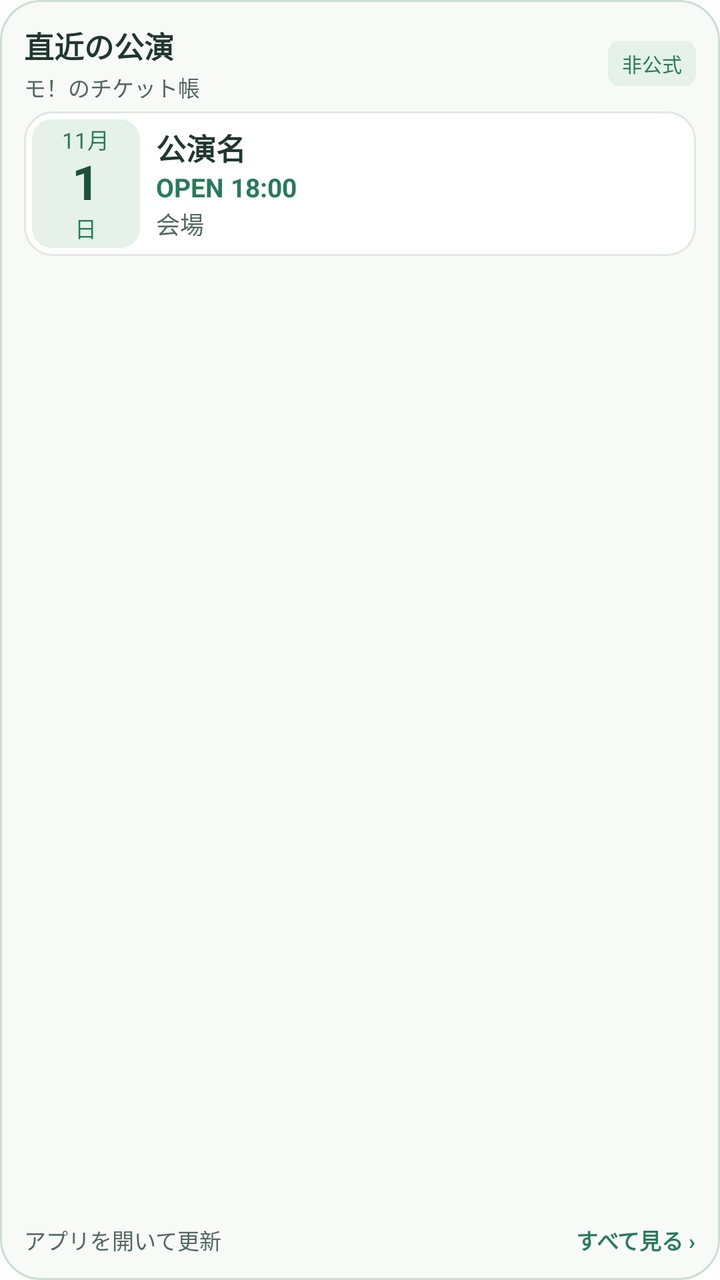
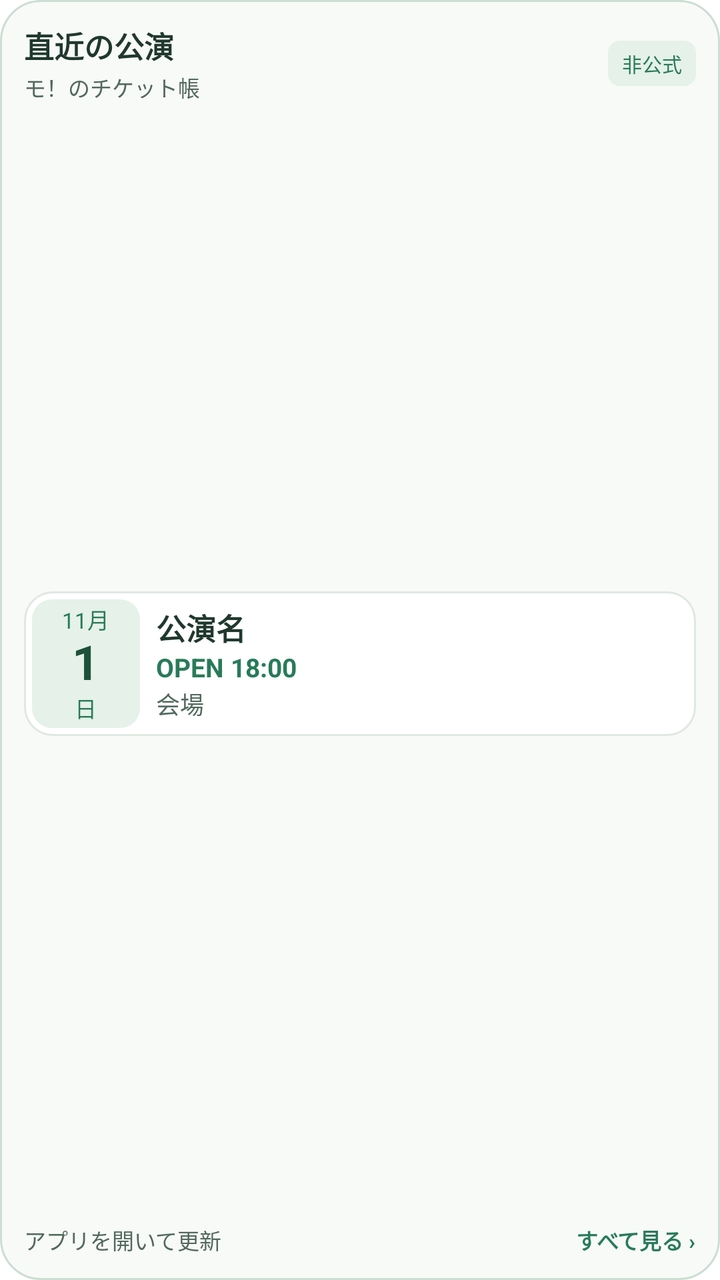

The first picture is an Android layout as it rendered before a commit; the second is the same layout after the commit. The layout source and the unified diff follow.
<!-- AndroidManifest.xml: fallback theme Theme.MaterialComponents.DayNight.NoActionBar -->
<!-- res/layout/ticket_widget.xml -->
<LinearLayout xmlns:android="http://schemas.android.com/apk/res/android" android:id="@+id/ticket_widget_root" android:layout_width="match_parent" android:layout_height="match_parent" android:orientation="vertical" android:padding="12dp" android:background="@drawable/ticket_widget_background">
  <LinearLayout android:layout_width="match_parent" android:layout_height="wrap_content" android:orientation="horizontal" android:gravity="center_vertical" android:layout_marginBottom="4dp">
    <LinearLayout android:layout_width="0dp" android:layout_weight="1" android:layout_height="wrap_content" android:orientation="vertical">
      <TextView android:id="@+id/ticket_widget_mode" android:layout_width="match_parent" android:layout_height="wrap_content" android:text="直近の公演" android:textColor="#20382D" android:textSize="15sp" android:textStyle="bold" android:includeFontPadding="false" android:maxLines="1" android:ellipsize="end"/>
      <TextView android:id="@+id/ticket_widget_heading" android:layout_width="match_parent" android:layout_height="wrap_content" android:text="モ！のチケット帳" android:textColor="#52695D" android:textSize="11sp" android:layout_marginTop="2dp" android:includeFontPadding="false" android:maxLines="1" android:ellipsize="end"/>
    </LinearLayout>
    <TextView android:layout_width="wrap_content" android:layout_height="wrap_content" android:text="非公式" android:textColor="#287B59" android:textSize="10sp" android:layout_marginLeft="8dp" android:paddingLeft="7dp" android:paddingRight="7dp" android:paddingTop="4dp" android:paddingBottom="4dp" android:includeFontPadding="false" android:background="@drawable/ticket_widget_tag"/>
  </LinearLayout>
  <TextView android:id="@+id/ticket_widget_empty" android:layout_width="match_parent" android:layout_height="wrap_content" android:minHeight="56dp" android:gravity="center_vertical" android:text="タップしてアプリで情報を取得" android:textColor="#52695D" android:textSize="14sp" android:padding="14dp" android:background="@drawable/ticket_widget_row" android:visibility="gone"/>
  <LinearLayout android:id="@+id/ticket_row_0" android:layout_width="match_parent" android:layout_height="wrap_content" android:orientation="horizontal" android:gravity="center_vertical" android:padding="4dp" android:layout_marginBottom="2dp" android:background="@drawable/ticket_widget_row">
    <LinearLayout android:id="@+id/ticket_date_0" android:layout_width="54dp" android:layout_height="wrap_content" android:minHeight="56dp" android:orientation="vertical" android:gravity="center" android:paddingTop="2dp" android:paddingBottom="2dp" android:background="@drawable/ticket_widget_date">
      <TextView android:id="@+id/ticket_month_0" android:maxLines="1" android:ellipsize="end" android:layout_width="wrap_content" android:layout_height="wrap_content" android:text="11月" android:textColor="#287B59" android:textSize="11sp" android:includeFontPadding="false"/>
      <TextView android:id="@+id/ticket_day_0" android:layout_width="wrap_content" android:layout_height="wrap_content" android:text="1" android:textColor="#1D5139" android:textSize="24sp" android:textStyle="bold" android:includeFontPadding="false"/>
      <TextView android:id="@+id/ticket_weekday_0" android:layout_width="wrap_content" android:layout_height="wrap_content" android:text="日" android:textColor="#287B59" android:textSize="11sp" android:includeFontPadding="false"/>
    </LinearLayout>
    <LinearLayout android:layout_width="0dp" android:layout_weight="1" android:layout_height="wrap_content" android:orientation="vertical" android:layout_marginLeft="8dp">
      <TextView android:id="@+id/ticket_title_0" android:layout_width="match_parent" android:layout_height="wrap_content" android:text="公演名" android:textColor="#20382D" android:textSize="15sp" android:textStyle="bold" android:maxLines="2" android:ellipsize="end" android:includeFontPadding="false" android:lineSpacingExtra="1dp"/>
      <TextView android:id="@+id/ticket_time_0" android:layout_width="match_parent" android:layout_height="wrap_content" android:text="OPEN 18:00" android:textColor="#287B59" android:textSize="13sp" android:textStyle="bold" android:layout_marginTop="2dp" android:maxLines="1" android:ellipsize="end" android:includeFontPadding="false"/>
      <TextView android:id="@+id/ticket_meta_0" android:layout_width="match_parent" android:layout_height="wrap_content" android:text="会場" android:textColor="#52695D" android:textSize="12sp" android:layout_marginTop="1dp" android:maxLines="1" android:ellipsize="end" android:includeFontPadding="false"/>
    </LinearLayout>
  </LinearLayout>
  <LinearLayout android:id="@+id/ticket_row_1" android:visibility="gone" android:layout_width="match_parent" android:layout_height="wrap_content" android:orientation="horizontal" android:gravity="center_vertical" android:padding="4dp" android:layout_marginBottom="2dp" android:background="@drawable/ticket_widget_row">
    <LinearLayout android:id="@+id/ticket_date_1" android:layout_width="54dp" android:layout_height="wrap_content" android:minHeight="56dp" android:orientation="vertical" android:gravity="center" android:paddingTop="2dp" android:paddingBottom="2dp" android:background="@drawable/ticket_widget_date">
      <TextView android:id="@+id/ticket_month_1" android:maxLines="1" android:ellipsize="end" android:layout_width="wrap_content" android:layout_height="wrap_content" android:text="11月" android:textColor="#287B59" android:textSize="11sp" android:includeFontPadding="false"/>
      <TextView android:id="@+id/ticket_day_1" android:layout_width="wrap_content" android:layout_height="wrap_content" android:text="1" android:textColor="#1D5139" android:textSize="24sp" android:textStyle="bold" android:includeFontPadding="false"/>
      <TextView android:id="@+id/ticket_weekday_1" android:layout_width="wrap_content" android:layout_height="wrap_content" android:text="日" android:textColor="#287B59" android:textSize="11sp" android:includeFontPadding="false"/>
    </LinearLayout>
    <LinearLayout android:layout_width="0dp" android:layout_weight="1" android:layout_height="wrap_content" android:orientation="vertical" android:layout_marginLeft="8dp">
      <TextView android:id="@+id/ticket_title_1" android:layout_width="match_parent" android:layout_height="wrap_content" android:text="公演名" android:textColor="#20382D" android:textSize="15sp" android:textStyle="bold" android:maxLines="2" android:ellipsize="end" android:includeFontPadding="false" android:lineSpacingExtra="1dp"/>
      <TextView android:id="@+id/ticket_time_1" android:layout_width="match_parent" android:layout_height="wrap_content" android:text="OPEN 18:00" android:textColor="#287B59" android:textSize="13sp" android:textStyle="bold" android:layout_marginTop="2dp" android:maxLines="1" android:ellipsize="end" android:includeFontPadding="false"/>
      <TextView android:id="@+id/ticket_meta_1" android:layout_width="match_parent" android:layout_height="wrap_content" android:text="会場" android:textColor="#52695D" android:textSize="12sp" android:layout_marginTop="1dp" android:maxLines="1" android:ellipsize="end" android:includeFontPadding="false"/>
    </LinearLayout>
  </LinearLayout>
  <LinearLayout android:id="@+id/ticket_row_2" android:visibility="gone" android:layout_width="match_parent" android:layout_height="wrap_content" android:orientation="horizontal" android:gravity="center_vertical" android:padding="4dp" android:layout_marginBottom="2dp" android:background="@drawable/ticket_widget_row">
    <LinearLayout android:id="@+id/ticket_date_2" android:layout_width="54dp" android:layout_height="wrap_content" android:minHeight="56dp" android:orientation="vertical" android:gravity="center" android:paddingTop="2dp" android:paddingBottom="2dp" android:background="@drawable/ticket_widget_date">
      <TextView android:id="@+id/ticket_month_2" android:maxLines="1" android:ellipsize="end" android:layout_width="wrap_content" android:layout_height="wrap_content" android:text="11月" android:textColor="#287B59" android:textSize="11sp" android:includeFontPadding="false"/>
      <TextView android:id="@+id/ticket_day_2" android:layout_width="wrap_content" android:layout_height="wrap_content" android:text="1" android:textColor="#1D5139" android:textSize="24sp" android:textStyle="bold" android:includeFontPadding="false"/>
      <TextView android:id="@+id/ticket_weekday_2" android:layout_width="wrap_content" android:layout_height="wrap_content" android:text="日" android:textColor="#287B59" android:textSize="11sp" android:includeFontPadding="false"/>
    </LinearLayout>
    <LinearLayout android:layout_width="0dp" android:layout_weight="1" android:layout_height="wrap_content" android:orientation="vertical" android:layout_marginLeft="8dp">
      <TextView android:id="@+id/ticket_title_2" android:layout_width="match_parent" android:layout_height="wrap_content" android:text="公演名" android:textColor="#20382D" android:textSize="15sp" android:textStyle="bold" android:maxLines="2" android:ellipsize="end" android:includeFontPadding="false" android:lineSpacingExtra="1dp"/>
      <TextView android:id="@+id/ticket_time_2" android:layout_width="match_parent" android:layout_height="wrap_content" android:text="OPEN 18:00" android:textColor="#287B59" android:textSize="13sp" android:textStyle="bold" android:layout_marginTop="2dp" android:maxLines="1" android:ellipsize="end" android:includeFontPadding="false"/>
      <TextView android:id="@+id/ticket_meta_2" android:layout_width="match_parent" android:layout_height="wrap_content" android:text="会場" android:textColor="#52695D" android:textSize="12sp" android:layout_marginTop="1dp" android:maxLines="1" android:ellipsize="end" android:includeFontPadding="false"/>
    </LinearLayout>
  </LinearLayout>
  <LinearLayout android:id="@+id/ticket_row_3" android:visibility="gone" android:layout_width="match_parent" android:layout_height="wrap_content" android:orientation="horizontal" android:gravity="center_vertical" android:padding="4dp" android:layout_marginBottom="2dp" android:background="@drawable/ticket_widget_row">
    <LinearLayout android:id="@+id/ticket_date_3" android:layout_width="54dp" android:layout_height="wrap_content" android:minHeight="56dp" android:orientation="vertical" android:gravity="center" android:paddingTop="2dp" android:paddingBottom="2dp" android:background="@drawable/ticket_widget_date">
      <TextView android:id="@+id/ticket_month_3" android:maxLines="1" android:ellipsize="end" android:layout_width="wrap_content" android:layout_height="wrap_content" android:text="11月" android:textColor="#287B59" android:textSize="11sp" android:includeFontPadding="false"/>
      <TextView android:id="@+id/ticket_day_3" android:layout_width="wrap_content" android:layout_height="wrap_content" android:text="1" android:textColor="#1D5139" android:textSize="24sp" android:textStyle="bold" android:includeFontPadding="false"/>
      <TextView android:id="@+id/ticket_weekday_3" android:layout_width="wrap_content" android:layout_height="wrap_content" android:text="日" android:textColor="#287B59" android:textSize="11sp" android:includeFontPadding="false"/>
    </LinearLayout>
    <LinearLayout android:layout_width="0dp" android:layout_weight="1" android:layout_height="wrap_content" android:orientation="vertical" android:layout_marginLeft="8dp">
      <TextView android:id="@+id/ticket_title_3" android:layout_width="match_parent" android:layout_height="wrap_content" android:text="公演名" android:textColor="#20382D" android:textSize="15sp" android:textStyle="bold" android:maxLines="2" android:ellipsize="end" android:includeFontPadding="false" android:lineSpacingExtra="1dp"/>
      <TextView android:id="@+id/ticket_time_3" android:layout_width="match_parent" android:layout_height="wrap_content" android:text="OPEN 18:00" android:textColor="#287B59" android:textSize="13sp" android:textStyle="bold" android:layout_marginTop="2dp" android:maxLines="1" android:ellipsize="end" android:includeFontPadding="false"/>
      <TextView android:id="@+id/ticket_meta_3" android:layout_width="match_parent" android:layout_height="wrap_content" android:text="会場" android:textColor="#52695D" android:textSize="12sp" android:layout_marginTop="1dp" android:maxLines="1" android:ellipsize="end" android:includeFontPadding="false"/>
    </LinearLayout>
  </LinearLayout>
  <LinearLayout android:id="@+id/ticket_row_4" android:visibility="gone" android:layout_width="match_parent" android:layout_height="wrap_content" android:orientation="horizontal" android:gravity="center_vertical" android:padding="4dp" android:layout_marginBottom="2dp" android:background="@drawable/ticket_widget_row">
    <LinearLayout android:id="@+id/ticket_date_4" android:layout_width="54dp" android:layout_height="wrap_content" android:minHeight="56dp" android:orientation="vertical" android:gravity="center" android:paddingTop="2dp" android:paddingBottom="2dp" android:background="@drawable/ticket_widget_date">
      <TextView android:id="@+id/ticket_month_4" android:maxLines="1" android:ellipsize="end" android:layout_width="wrap_content" android:layout_height="wrap_content" android:text="11月" android:textColor="#287B59" android:textSize="11sp" android:includeFontPadding="false"/>
      <TextView android:id="@+id/ticket_day_4" android:layout_width="wrap_content" android:layout_height="wrap_content" android:text="1" android:textColor="#1D5139" android:textSize="24sp" android:textStyle="bold" android:includeFontPadding="false"/>
      <TextView android:id="@+id/ticket_weekday_4" android:layout_width="wrap_content" android:layout_height="wrap_content" android:text="日" android:textColor="#287B59" android:textSize="11sp" android:includeFontPadding="false"/>
    </LinearLayout>
    <LinearLayout android:layout_width="0dp" android:layout_weight="1" android:layout_height="wrap_content" android:orientation="vertical" android:layout_marginLeft="8dp">
      <TextView android:id="@+id/ticket_title_4" android:layout_width="match_parent" android:layout_height="wrap_content" android:text="公演名" android:textColor="#20382D" android:textSize="15sp" android:textStyle="bold" android:maxLines="2" android:ellipsize="end" android:includeFontPadding="false" android:lineSpacingExtra="1dp"/>
      <TextView android:id="@+id/ticket_time_4" android:layout_width="match_parent" android:layout_height="wrap_content" android:text="OPEN 18:00" android:textColor="#287B59" android:textSize="13sp" android:textStyle="bold" android:layout_marginTop="2dp" android:maxLines="1" android:ellipsize="end" android:includeFontPadding="false"/>
      <TextView android:id="@+id/ticket_meta_4" android:layout_width="match_parent" android:layout_height="wrap_content" android:text="会場" android:textColor="#52695D" android:textSize="12sp" android:layout_marginTop="1dp" android:maxLines="1" android:ellipsize="end" android:includeFontPadding="false"/>
    </LinearLayout>
  </LinearLayout>
  <LinearLayout android:id="@+id/ticket_row_5" android:visibility="gone" android:layout_width="match_parent" android:layout_height="wrap_content" android:orientation="horizontal" android:gravity="center_vertical" android:padding="4dp" android:layout_marginBottom="2dp" android:background="@drawable/ticket_widget_row">
    <LinearLayout android:id="@+id/ticket_date_5" android:layout_width="54dp" android:layout_height="wrap_content" android:minHeight="56dp" android:orientation="vertical" android:gravity="center" android:paddingTop="2dp" android:paddingBottom="2dp" android:background="@drawable/ticket_widget_date">
      <TextView android:id="@+id/ticket_month_5" android:maxLines="1" android:ellipsize="end" android:layout_width="wrap_content" android:layout_height="wrap_content" android:text="11月" android:textColor="#287B59" android:textSize="11sp" android:includeFontPadding="false"/>
      <TextView android:id="@+id/ticket_day_5" android:layout_width="wrap_content" android:layout_height="wrap_content" android:text="1" android:textColor="#1D5139" android:textSize="24sp" android:textStyle="bold" android:includeFontPadding="false"/>
      <TextView android:id="@+id/ticket_weekday_5" android:layout_width="wrap_content" android:layout_height="wrap_content" android:text="日" android:textColor="#287B59" android:textSize="11sp" android:includeFontPadding="false"/>
    </LinearLayout>
    <LinearLayout android:layout_width="0dp" android:layout_weight="1" android:layout_height="wrap_content" android:orientation="vertical" android:layout_marginLeft="8dp">
      <TextView android:id="@+id/ticket_title_5" android:layout_width="match_parent" android:layout_height="wrap_content" android:text="公演名" android:textColor="#20382D" android:textSize="15sp" android:textStyle="bold" android:maxLines="2" android:ellipsize="end" android:includeFontPadding="false" android:lineSpacingExtra="1dp"/>
      <TextView android:id="@+id/ticket_time_5" android:layout_width="match_parent" android:layout_height="wrap_content" android:text="OPEN 18:00" android:textColor="#287B59" android:textSize="13sp" android:textStyle="bold" android:layout_marginTop="2dp" android:maxLines="1" android:ellipsize="end" android:includeFontPadding="false"/>
      <TextView android:id="@+id/ticket_meta_5" android:layout_width="match_parent" android:layout_height="wrap_content" android:text="会場" android:textColor="#52695D" android:textSize="12sp" android:layout_marginTop="1dp" android:maxLines="1" android:ellipsize="end" android:includeFontPadding="false"/>
    </LinearLayout>
  </LinearLayout>
  <LinearLayout android:layout_width="match_parent" android:layout_height="0dp" android:layout_weight="1"/>
  <LinearLayout android:id="@+id/ticket_widget_footer" android:layout_width="match_parent" android:layout_height="wrap_content" android:orientation="horizontal" android:gravity="center_vertical">
    <TextView android:id="@+id/ticket_widget_updated" android:layout_width="0dp" android:layout_weight="1" android:layout_height="wrap_content" android:text="アプリを開いて更新" android:textColor="#52695D" android:textSize="11sp" android:includeFontPadding="false" android:maxLines="1" android:ellipsize="end"/>
    <TextView android:layout_width="wrap_content" android:layout_height="wrap_content" android:layout_marginLeft="8dp" android:text="すべて見る ›" android:textColor="#287B59" android:textSize="11sp" android:textStyle="bold" android:includeFontPadding="false"/>
  </LinearLayout>
</LinearLayout>
<!-- resources referenced by this layout -->
<resources>
  <!-- drawable ticket_widget_background (drawable) -->
  <shape xmlns:android="http://schemas.android.com/apk/res/android"><solid android:color="#F8FAF8"/><corners android:radius="20dp"/><stroke android:width="1dp" android:color="#CBDed1"/></shape>
  <!-- drawable ticket_widget_date (drawable) -->
  <shape xmlns:android="http://schemas.android.com/apk/res/android"><solid android:color="#E5F1E9"/><corners android:radius="10dp"/></shape>
  <!-- drawable ticket_widget_row (drawable) -->
  <selector xmlns:android="http://schemas.android.com/apk/res/android"><item android:state_pressed="true"><shape><solid android:color="#EEF6F0"/><stroke android:width="1dp" android:color="#CBDDD1"/><corners android:radius="14dp"/></shape></item><item><shape><solid android:color="#FFFFFF"/><stroke android:width="1dp" android:color="#DFE8E1"/><corners android:radius="14dp"/></shape></item></selector>
  <!-- drawable ticket_widget_tag (drawable) -->
  <shape xmlns:android="http://schemas.android.com/apk/res/android"><solid android:color="#E5F1E9"/><corners android:radius="6dp"/></shape>
</resources>

<!-- the commit's change to res/layout/ticket_widget.xml (unified diff, before → after) -->
@@ -1,11 +1,12 @@
 <LinearLayout xmlns:android="http://schemas.android.com/apk/res/android" android:id="@+id/ticket_widget_root" android:layout_width="match_parent" android:layout_height="match_parent" android:orientation="vertical" android:padding="12dp" android:background="@drawable/ticket_widget_background">
-  <LinearLayout android:layout_width="match_parent" android:layout_height="wrap_content" android:orientation="horizontal" android:gravity="center_vertical" android:layout_marginBottom="4dp">
+  <LinearLayout android:layout_width="match_parent" android:layout_height="wrap_content" android:orientation="horizontal" android:gravity="center_vertical" android:layout_marginBottom="2dp">
     <LinearLayout android:layout_width="0dp" android:layout_weight="1" android:layout_height="wrap_content" android:orientation="vertical">
       <TextView android:id="@+id/ticket_widget_mode" android:layout_width="match_parent" android:layout_height="wrap_content" android:text="直近の公演" android:textColor="#20382D" android:textSize="15sp" android:textStyle="bold" android:includeFontPadding="false" android:maxLines="1" android:ellipsize="end"/>
       <TextView android:id="@+id/ticket_widget_heading" android:layout_width="match_parent" android:layout_height="wrap_content" android:text="モ！のチケット帳" android:textColor="#52695D" android:textSize="11sp" android:layout_marginTop="2dp" android:includeFontPadding="false" android:maxLines="1" android:ellipsize="end"/>
     </LinearLayout>
     <TextView android:layout_width="wrap_content" android:layout_height="wrap_content" android:text="非公式" android:textColor="#287B59" android:textSize="10sp" android:layout_marginLeft="8dp" android:paddingLeft="7dp" android:paddingRight="7dp" android:paddingTop="4dp" android:paddingBottom="4dp" android:includeFontPadding="false" android:background="@drawable/ticket_widget_tag"/>
   </LinearLayout>
+  <LinearLayout android:id="@+id/ticket_widget_top_space" android:layout_width="match_parent" android:layout_height="0dp" android:layout_weight="1"/>
   <TextView android:id="@+id/ticket_widget_empty" android:layout_width="match_parent" android:layout_height="wrap_content" android:minHeight="56dp" android:gravity="center_vertical" android:text="タップしてアプリで情報を取得" android:textColor="#52695D" android:textSize="14sp" android:padding="14dp" android:background="@drawable/ticket_widget_row" android:visibility="gone"/>
   <LinearLayout android:id="@+id/ticket_row_0" android:layout_width="match_parent" android:layout_height="wrap_content" android:orientation="horizontal" android:gravity="center_vertical" android:padding="4dp" android:layout_marginBottom="2dp" android:background="@drawable/ticket_widget_row">
     <LinearLayout android:id="@+id/ticket_date_0" android:layout_width="54dp" android:layout_height="wrap_content" android:minHeight="56dp" android:orientation="vertical" android:gravity="center" android:paddingTop="2dp" android:paddingBottom="2dp" android:background="@drawable/ticket_widget_date">
@@ -79,7 +80,7 @@
       <TextView android:id="@+id/ticket_meta_5" android:layout_width="match_parent" android:layout_height="wrap_content" android:text="会場" android:textColor="#52695D" android:textSize="12sp" android:layout_marginTop="1dp" android:maxLines="1" android:ellipsize="end" android:includeFontPadding="false"/>
     </LinearLayout>
   </LinearLayout>
-  <LinearLayout android:layout_width="match_parent" android:layout_height="0dp" android:layout_weight="1"/>
+  <LinearLayout android:id="@+id/ticket_widget_bottom_space" android:layout_width="match_parent" android:layout_height="0dp" android:layout_weight="1"/>
   <LinearLayout android:id="@+id/ticket_widget_footer" android:layout_width="match_parent" android:layout_height="wrap_content" android:orientation="horizontal" android:gravity="center_vertical">
     <TextView android:id="@+id/ticket_widget_updated" android:layout_width="0dp" android:layout_weight="1" android:layout_height="wrap_content" android:text="アプリを開いて更新" android:textColor="#52695D" android:textSize="11sp" android:includeFontPadding="false" android:maxLines="1" android:ellipsize="end"/>
     <TextView android:layout_width="wrap_content" android:layout_height="wrap_content" android:layout_marginLeft="8dp" android:text="すべて見る ›" android:textColor="#287B59" android:textSize="11sp" android:textStyle="bold" android:includeFontPadding="false"/>
